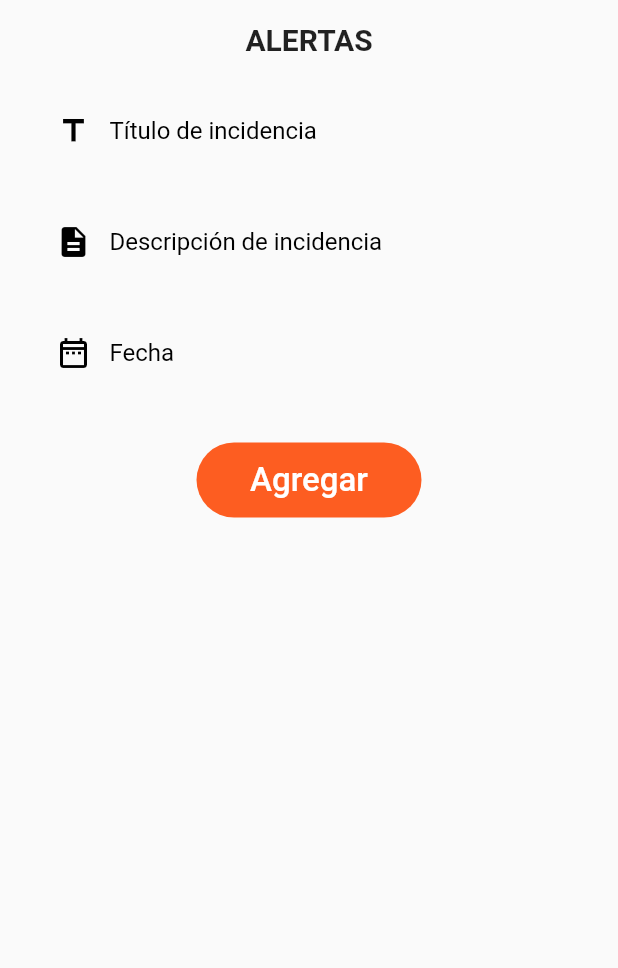
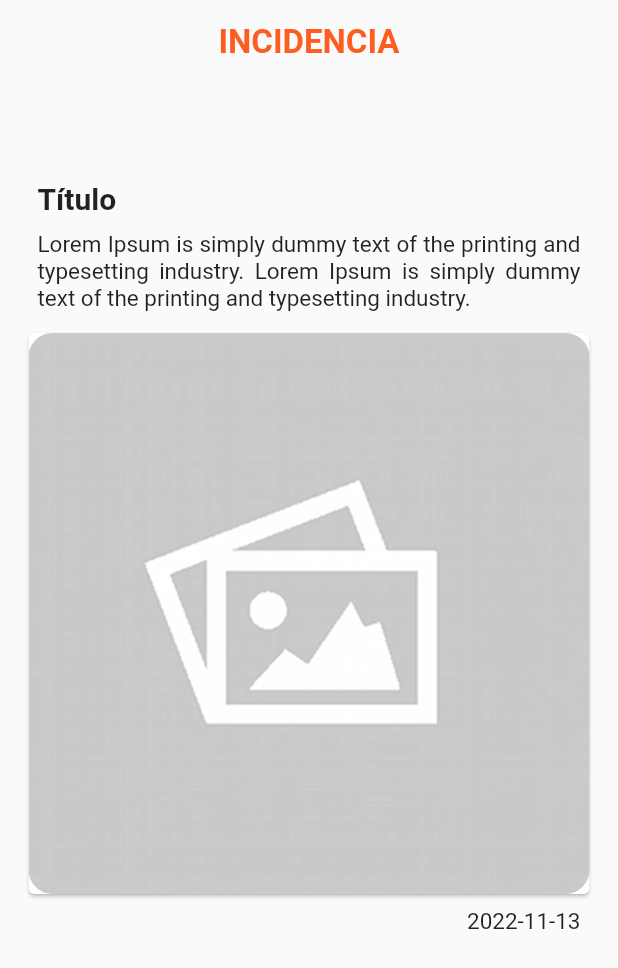
Before and after one commit to Bruno191927/owlGuardianApp, a Flutter app: the ModalBottomSheet widget shown alone on an empty page, opened directly, on a phone screen of 412 x 824 dp. Shown: the top 968 px of the screen. Run offline on Flutter 3.47's test engine with Material 2 defaults, Android fonts, the phone set to English and light mode, and no system bars; our stand-ins replace after_layout, dio, file_picker, flutter_cache_manager, flutter_secure_storage, geolocator and 3 more; accounts and stored records are empty.

Commit message:
feat: :art: Modal Bottom Sheet
Se corrigió el contenido en el Modal Bottom Sheet

```diff
--- a/lib/presentation/core/shared_widgets/modal_bottom_sheet_widget.dart
+++ b/lib/presentation/core/shared_widgets/modal_bottom_sheet_widget.dart
@@ -1,7 +1,5 @@
 import 'package:flutter/material.dart';
 import 'package:hackathon_app/presentation/core/colors/app_colors.dart';
-import 'package:hackathon_app/presentation/core/shared_widgets/custom_elevatedbutton_widget.dart';
-import 'package:hackathon_app/presentation/core/shared_widgets/custom_textfieldform_widget.dart';
 
 class ModalBottomSheet extends StatefulWidget {
   const ModalBottomSheet({Key? key}) : super(key: key);
@@ -11,54 +9,57 @@ class ModalBottomSheet extends StatefulWidget {
 }
 
 class _ModalBottomSheetState extends State<ModalBottomSheet> {
+  final DateTime _pubDate = DateTime.now();
+
   @override
   Widget build(BuildContext context) {
     return Container(
-      padding: const EdgeInsets.all(10.0),
-      constraints: const BoxConstraints.expand(),
-      child: SingleChildScrollView(
-        child: Column(
-          children: [
-            const SizedBox(height: 5.0),
-            const Text(
-              "ALERTAS",
-              style: TextStyle(fontSize: 20.0, fontWeight: FontWeight.bold),
-            ),
-            const SizedBox(height: 20.0),
-            CustomTextFieldForm(
-                text: "Título de incidencia",
-                icon: Icons.title_outlined,
-                inputType: TextInputType.text,
-                textColor: AppColors.black,
-                textFormColor: AppColors.black,
-                borderColor: AppColors.orange),
-            const SizedBox(height: 15.0),
-            CustomTextFieldForm(
-                text: "Descripción de incidencia",
-                icon: Icons.description,
-                inputType: TextInputType.text,
-                textColor: AppColors.black,
-                textFormColor: AppColors.black,
-                borderColor: AppColors.orange),
-            const SizedBox(height: 15.0),
-            CustomTextFieldForm(
-                text: "Fecha",
-                icon: Icons.date_range_outlined,
-                inputType: TextInputType.datetime,
-                textColor: AppColors.black,
-                textFormColor: AppColors.black,
-                borderColor: AppColors.orange),
-            const SizedBox(height: 30.0),
-            CustomElevatedButton(
-              text: "Agregar",
-              width: 150,
-              onPressed: () {},
-              buttonColor: AppColors.orange,
-              textColor: AppColors.white,
-            ),
-          ],
-        ),
-      ),
-    );
+        padding: const EdgeInsets.all(15.0),
+        constraints: const BoxConstraints.expand(),
+        child: SingleChildScrollView(
+            child: Column(children: [
+          Text("INCIDENCIA",
+              style: TextStyle(
+                  color: AppColors.orange,
+                  fontSize: 22.0,
+                  fontWeight: FontWeight.bold)),
+          const SizedBox(height: 20.0),
+          Container(
+            padding: const EdgeInsets.symmetric(horizontal: 15),
+            width: double.infinity,
+            height: 40.0,
+          ),
+          const SizedBox(height: 20.0),
+          Container(
+            padding: const EdgeInsets.symmetric(horizontal: 10.0),
+            alignment: Alignment.centerLeft,
+            child: const Text("Título",
+                style: TextStyle(fontSize: 20.0, fontWeight: FontWeight.bold)),
+          ),
+          const SizedBox(height: 10.0),
+          Container(
+              padding: const EdgeInsets.symmetric(horizontal: 10.0),
+              width: double.infinity,
+              child: const Text(
+                "Lorem Ipsum is simply dummy text of the printing and typesetting industry. Lorem Ipsum is simply dummy text of the printing and typesetting industry.",
+                textAlign: TextAlign.justify,
+                style: TextStyle(fontSize: 15.0),
+              )),
+          const SizedBox(height: 10.0),
+          Card(
+              child: ClipRRect(
+            borderRadius: BorderRadius.circular(16.0),
+            child: Image.asset("assets/no_image.png"),
+          )),
+          const SizedBox(height: 5.0),
+          Container(
+              alignment: Alignment.centerRight,
+              padding: const EdgeInsets.symmetric(horizontal: 10.0),
+              child: Text(
+                "${_pubDate.year}-${_pubDate.month}-${_pubDate.day}",
+                textAlign: TextAlign.justify,
+                style: const TextStyle(fontSize: 15.0),
+              ))
+        ])));
   }
 }
--- a/lib/presentation/views/pages/home/home_controller.dart
+++ b/lib/presentation/views/pages/home/home_controller.dart
@@ -12,7 +12,8 @@ import 'package:hackathon_app/presentation/views/pages/settings/settings_page.da
 
 class HomeController with ChangeNotifier {
   final Map<MarkerId, Marker> _markers = {};
-  CameraPosition initialCameraPosition = const CameraPosition(target: LatLng(-11.925617, -76.674504), zoom: 15);
+  CameraPosition initialCameraPosition =
+      const CameraPosition(target: LatLng(-11.925617, -76.674504), zoom: 15);
 
   final _iconMap = Completer<BitmapDescriptor>();
 
@@ -37,7 +38,7 @@ class HomeController with ChangeNotifier {
   }
 
   Future<void> _init() async {
-    final value = await imageToBytes('assets/icon.png');
+    final value = await imageToBytes('assets/location_pin_icon.png');
     final bitmap = BitmapDescriptor.fromBytes(value);
     _iconMap.complete(bitmap);
 
@@ -50,8 +51,10 @@ class HomeController with ChangeNotifier {
       notifyListeners();
     });
 
-    final myPosition = await Geolocator.getCurrentPosition(desiredAccuracy: LocationAccuracy.best);
-    initialCameraPosition = CameraPosition(target: LatLng(myPosition.latitude, myPosition.longitude), zoom: 15);
+    final myPosition = await Geolocator.getCurrentPosition(
+        desiredAccuracy: LocationAccuracy.best);
+    initialCameraPosition = CameraPosition(
+        target: LatLng(myPosition.latitude, myPosition.longitude), zoom: 15);
 
     notifyListeners();
   }
--- a/lib/presentation/views/pages/home/home_page.dart
+++ b/lib/presentation/views/pages/home/home_page.dart
@@ -54,7 +54,7 @@ class HomePage extends StatelessWidget {
                             crossAxisAlignment: CrossAxisAlignment.center,
                             children: [
                               Container(
-                                margin: const EdgeInsets.only(bottom: 50),
+                                margin: const EdgeInsets.only(bottom: 45),
                                 height: 100,
                                 child: Stack(
                                   children: [
@@ -128,6 +128,7 @@ class HomePage extends StatelessWidget {
                                         child: Container(
                                           height: 55,
                                           width: 55,
+                                          padding: const EdgeInsets.all(7.0),
                                           decoration: BoxDecoration(
                                               borderRadius:
                                                   BorderRadius.circular(10),
@@ -146,13 +147,8 @@ class HomePage extends StatelessWidget {
                                                   ])),
                                           margin: const EdgeInsets.only(
                                               bottom: 30.0),
-                                          child: RotatedBox(
-                                              quarterTurns: 3,
-                                              child: Icon(
-                                                Icons.double_arrow_outlined,
-                                                size: 38.0,
-                                                color: AppColors.white,
-                                              )),
+                                          child: Image.asset(
+                                              "assets/main_button_icon.png"),
                                         ),
                                       ),
                                     ),
--- a/lib/presentation/views/pages/settings/settings_page.dart
+++ b/lib/presentation/views/pages/settings/settings_page.dart
@@ -1,4 +1,5 @@
 import 'package:flutter/material.dart';
+import 'package:hackathon_app/data/datasource/local/auth.dart';
 import 'package:hackathon_app/presentation/core/colors/app_colors.dart';
 
 class SettingsPage extends StatefulWidget {
@@ -11,7 +12,6 @@ class SettingsPage extends StatefulWidget {
 
 class _SettingsPageState extends State<SettingsPage> {
   bool _darkModeToggle = false;
-  final bool _breakfastToggle = false;
 
   @override
   Widget build(BuildContext context) {
@@ -31,15 +31,26 @@ class _SettingsPageState extends State<SettingsPage> {
             children: [
               SwitchListTile(
                   value: _darkModeToggle,
-                  onChanged: (value) {
-                    setState(() => _darkModeToggle = value);
-                  },
+                  onChanged: (value) => setState(() => _darkModeToggle = value),
                   activeColor: AppColors.orange,
                   title: const Text('Modo oscuro',
                       style: TextStyle(fontSize: 20.0)),
                   subtitle: const Text(
                       'Habilitar el modo oscuro para la interfaz de la app',
-                      style: TextStyle(fontSize: 14.0))),
+                      style: TextStyle(fontSize: 14.0)),
+                  secondary:
+                      Icon(Icons.dark_mode_outlined, color: AppColors.orange)),
+              const SizedBox(height: 20.0),
+              ListTile(
+                leading: const Icon(Icons.logout_outlined),
+                title: const Text('Cerrar sesión',
+                    style: TextStyle(fontSize: 20.0)),
+                trailing: const Icon(Icons.double_arrow_rounded),
+                iconColor: AppColors.orange,
+                onTap: () {
+                  Auth.instance.logOut(context);
+                },
+              )
             ],
           ),
         ));
```
Also changed, not shown: assets/location_pin_icon.png (added), assets/main_button_icon.png (added).
